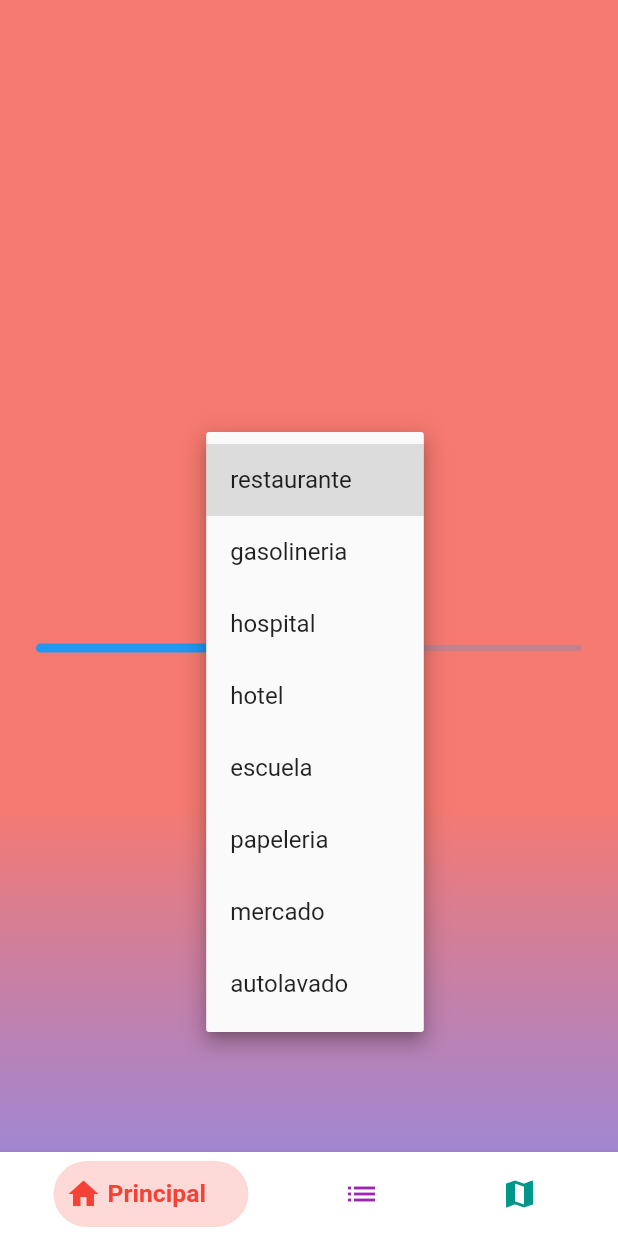
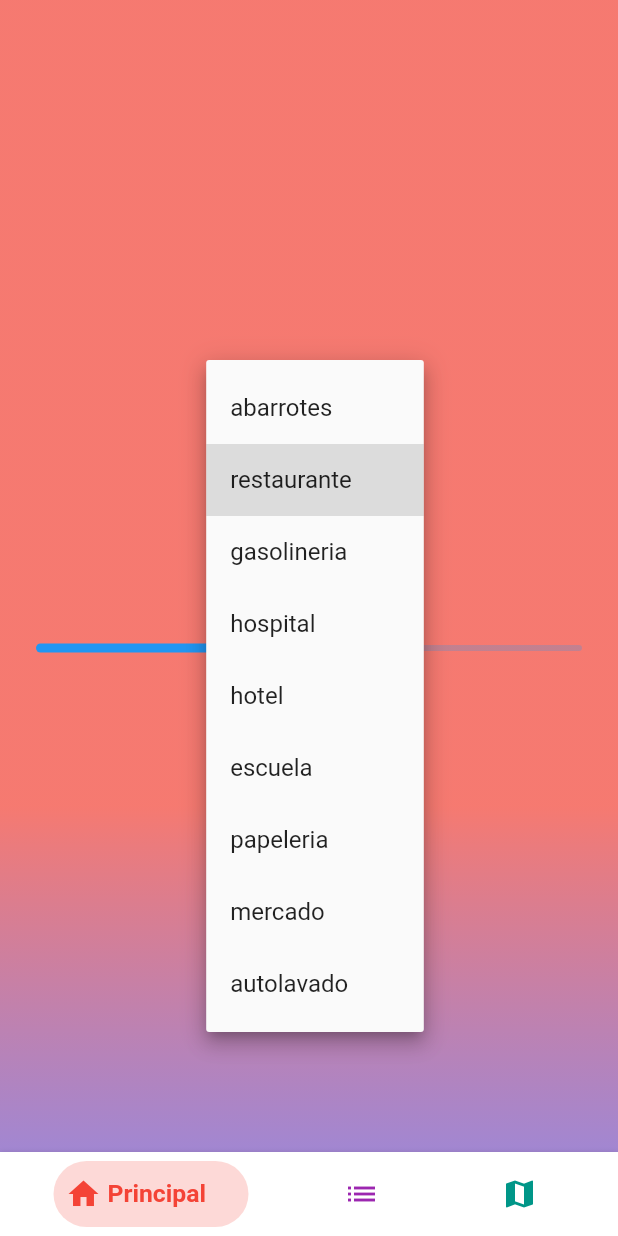
Before and after one commit to arturoespinosag/lugares_mx, a Flutter app: the screen it shows after launch, after a tap on "restaurante", on a phone screen of 412 x 824 dp. Run offline on Flutter 3.47's test engine with Material 2 defaults, Android fonts, the phone set to English and light mode, and no system bars; drawn by our look-alikes of bottom_navy_bar; our stand-ins replace geolocator, google_maps_flutter, share.

Commit message:
Se agrega menu share y una categoría más abarrotes.

```diff
--- a/lib/widgets/home_widget.dart
+++ b/lib/widgets/home_widget.dart
@@ -130,6 +130,7 @@ class _HomeWidgetState extends State<HomeWidget>
   Widget _optionsList(BuildContext context) {
     final placesBloc = Provider.of<PlacesBloc>(context);
     List<String> _options = [
+      'abarrotes',
       'restaurante',
       'gasolineria',
       'hospital',
--- a/pubspec.yaml
+++ b/pubspec.yaml
@@ -28,11 +28,8 @@ dependencies:
   provider: ^5.0.0
   http:
   google_maps_flutter: ^2.0.1
-
-
-  # The following adds the Cupertino Icons font to your application.
-  # Use with the CupertinoIcons class for iOS style icons.
   cupertino_icons: ^1.0.2
+  share:
 
 dev_dependencies:
   flutter_test:
```
Also changed, not shown: lib/widgets/map_widget.dart (+6 -1 lines), pubspec.lock.
